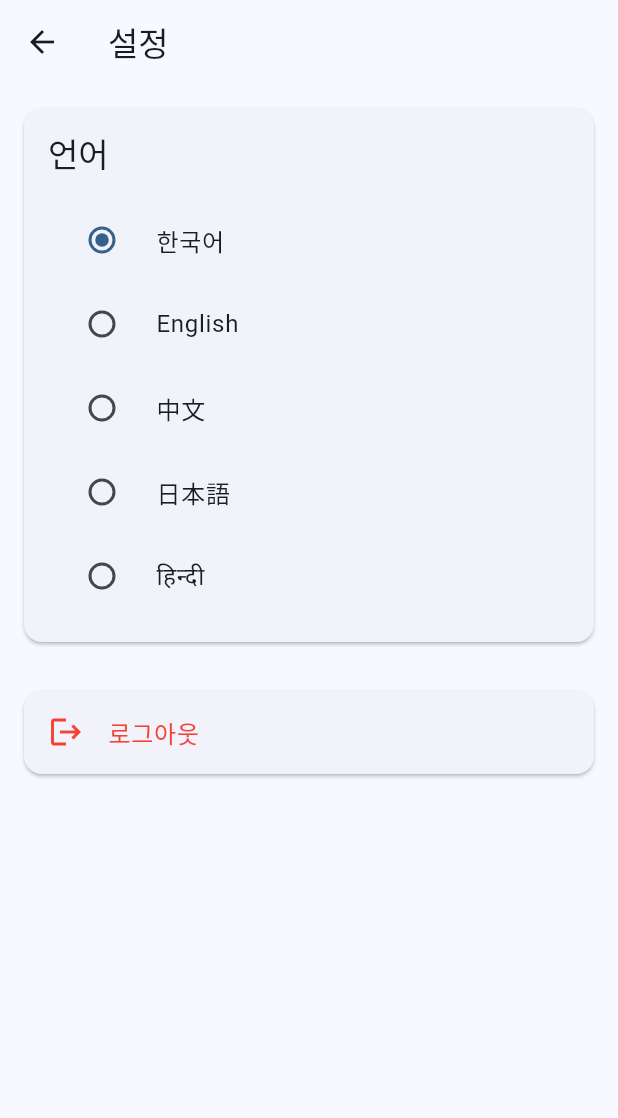
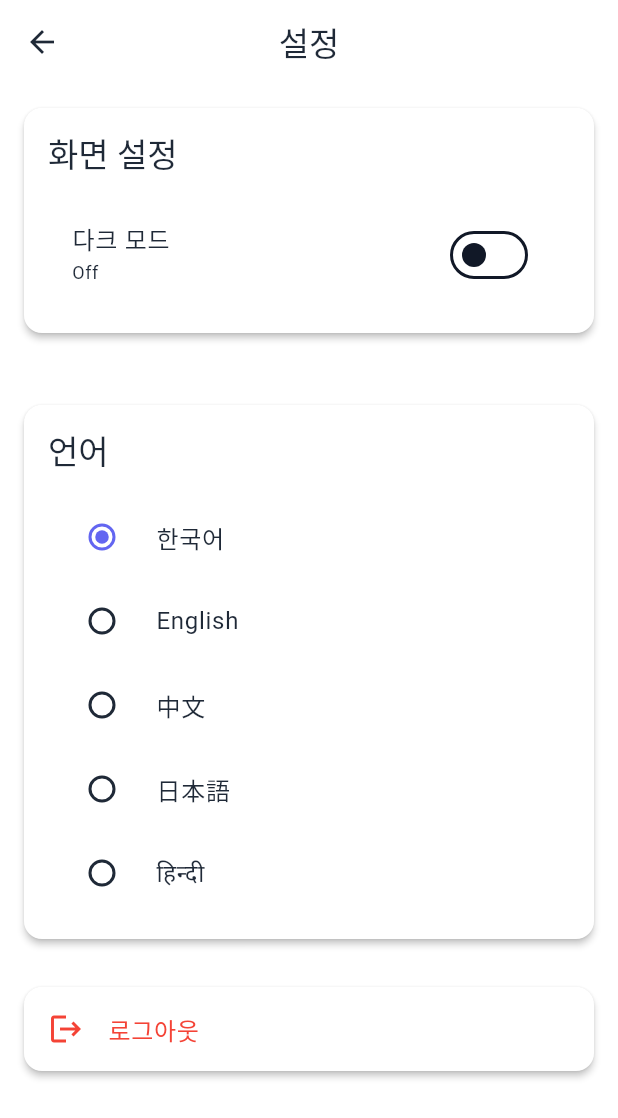
Before and after one commit to skyinthe-sea/bomt, a Flutter app: the MyHomePage screen opened by its route, after a tap on the "menu" icon, on a phone screen of 412 x 824 dp. Shown: the top 1118 px of the screen. Run offline on Flutter 3.47's test engine with Material 3 defaults, Android fonts, the phone set to English and light mode, and no system bars; our stand-ins replace shared_preferences, supabase_flutter; missing offline and left inert: kakao_flutter_sdk; accounts and stored records are empty; generated files the repository leaves out were written again.

Commit message:
다크모드

```diff
--- a/lib/main.dart
+++ b/lib/main.dart
@@ -10,33 +10,45 @@ import 'src/services/localization/localization_service.dart';
 import 'src/data/repositories/localization_repository_impl.dart';
 import 'src/domain/use_cases/localization/change_language_use_case.dart';
 import 'src/presentation/providers/localization_provider.dart';
+import 'src/presentation/providers/theme_provider.dart';
 import 'src/services/auth/auth_service.dart';
+import 'src/services/theme/theme_service.dart';
+import 'src/core/theme/app_theme.dart';
 
 void main() async {
   WidgetsFlutterBinding.ensureInitialized();
   KakaoSdk.init(nativeAppKey: KakaoConfig.nativeAppKey);
   await SupabaseConfig.initialize();
 
-  // Initialize localization dependencies
+  // Initialize dependencies
   final prefs = await SharedPreferences.getInstance();
+
+  // Localization
   final localizationService = LocalizationService(prefs);
   final localizationRepository = LocalizationRepositoryImpl(localizationService);
   final changeLanguageUseCase = ChangeLanguageUseCase(localizationRepository);
   final localizationProvider = LocalizationProvider(changeLanguageUseCase);
 
+  // Theme
+  final themeService = ThemeService(prefs);
+  final themeProvider = ThemeProvider(themeService);
+
   runApp(MyApp(
     localizationProvider: localizationProvider,
+    themeProvider: themeProvider,
     prefs: prefs,
   ));
 }
 
 class MyApp extends StatefulWidget {
   final LocalizationProvider localizationProvider;
+  final ThemeProvider themeProvider;
   final SharedPreferences prefs;
 
   const MyApp({
     super.key,
     required this.localizationProvider,
+    required this.themeProvider,
     required this.prefs,
   });
 
@@ -82,22 +94,24 @@ class _MyAppState extends State<MyApp> {
     }
 
     return ListenableBuilder(
-      listenable: widget.localizationProvider,
+      listenable: Listenable.merge([widget.localizationProvider, widget.themeProvider]),
       builder: (context, child) {
         return MaterialApp(
           title: 'Baby One More Time',
-          theme: ThemeData(
-            colorScheme: ColorScheme.fromSeed(seedColor: Colors.blue),
-            useMaterial3: true,
-          ),
+          theme: AppTheme.lightTheme,
+          darkTheme: AppTheme.darkTheme,
+          themeMode: widget.themeProvider.themeMode,
           initialRoute: _initialRoute,
           onGenerateRoute: (settings) {
-            // Pass localizationProvider to home route
+            // Pass providers to home route
             if (settings.name == AppRouter.homeRoute) {
               return AppRouter.generateRoute(
                 RouteSettings(
                   name: settings.name,
-                  arguments: widget.localizationProvider,
+                  arguments: {
+                    'localizationProvider': widget.localizationProvider,
+                    'themeProvider': widget.themeProvider,
+                  },
                 ),
               );
             }
--- /dev/null
+++ b/lib/src/core/theme/app_colors.dart
@@ -0,0 +1,46 @@
+import 'package:flutter/material.dart';
+
+/// 트렌디한 색상 조합
+/// 라이트 모드: 부드러운 파스텔톤 기반
+/// 다크 모드: 모던한 다크 테마 with 네온 액센트
+class AppColors {
+  // Light Theme Colors
+  static const Color lightPrimary = Color(0xFF6366F1); // Indigo 500 - 모던한 인디고
+  static const Color lightPrimaryVariant = Color(0xFF4F46E5); // Indigo 600
+  static const Color lightSecondary = Color(0xFFF59E0B); // Amber 500 - 따뜻한 앰버
+  static const Color lightSecondaryVariant = Color(0xFFD97706); // Amber 600
+  static const Color lightBackground = Color(0xFFF9FAFB); // Gray 50 - 부드러운 회색 배경
+  static const Color lightSurface = Color(0xFFFFFFFF); // 순백색
+  static const Color lightError = Color(0xFFEF4444); // Red 500
+  static const Color lightOnPrimary = Color(0xFFFFFFFF);
+  static const Color lightOnSecondary = Color(0xFFFFFFFF);
+  static const Color lightOnBackground = Color(0xFF111827); // Gray 900
+  static const Color lightOnSurface = Color(0xFF1F2937); // Gray 800
+  static const Color lightOnError = Color(0xFFFFFFFF);
+
+  // Dark Theme Colors
+  static const Color darkPrimary = Color(0xFF818CF8); // Indigo 400 - 밝은 인디고
+  static const Color darkPrimaryVariant = Color(0xFFA78BFA); // Purple 400
+  static const Color darkSecondary = Color(0xFFFBBF24); // Amber 400 - 네온 앰버
+  static const Color darkSecondaryVariant = Color(0xFFFCD34D); // Amber 300
+  static const Color darkBackground = Color(0xFF0F172A); // Slate 900 - 딥 다크
+  static const Color darkSurface = Color(0xFF1E293B); // Slate 800
+  static const Color darkError = Color(0xFFF87171); // Red 400
+  static const Color darkOnPrimary = Color(0xFF000000);
+  static const Color darkOnSecondary = Color(0xFF000000);
+  static const Color darkOnBackground = Color(0xFFF3F4F6); // Gray 100
+  static const Color darkOnSurface = Color(0xFFE5E7EB); // Gray 200
+  static const Color darkOnError = Color(0xFF000000);
+
+  // Shared Colors
+  static const Color dividerLight = Color(0xFFE5E7EB); // Gray 200
+  static const Color dividerDark = Color(0xFF374151); // Gray 700
+
+  // Card Colors
+  static const Color cardLight = Color(0xFFFFFFFF);
+  static const Color cardDark = Color(0xFF1E293B); // Slate 800
+
+  // Success/Warning Colors
+  static const Color success = Color(0xFF10B981); // Emerald 500
+  static const Color warning = Color(0xFFF59E0B); // Amber 500
+}
--- /dev/null
+++ b/lib/src/core/theme/app_theme.dart
@@ -0,0 +1,150 @@
+import 'package:flutter/material.dart';
+import 'app_colors.dart';
+
+class AppTheme {
+  static ThemeData lightTheme = ThemeData(
+    useMaterial3: true,
+    brightness: Brightness.light,
+
+    // Color Scheme
+    colorScheme: const ColorScheme.light(
+      primary: AppColors.lightPrimary,
+      primaryContainer: AppColors.lightPrimaryVariant,
+      secondary: AppColors.lightSecondary,
+      secondaryContainer: AppColors.lightSecondaryVariant,
+      surface: AppColors.lightSurface,
+      background: AppColors.lightBackground,
+      error: AppColors.lightError,
+      onPrimary: AppColors.lightOnPrimary,
+      onSecondary: AppColors.lightOnSecondary,
+      onSurface: AppColors.lightOnSurface,
+      onBackground: AppColors.lightOnBackground,
+      onError: AppColors.lightOnError,
+    ),
+
+    // AppBar Theme
+    appBarTheme: const AppBarTheme(
+      elevation: 0,
+      backgroundColor: AppColors.lightSurface,
+      foregroundColor: AppColors.lightOnSurface,
+      centerTitle: true,
+    ),
+
+    // Card Theme
+    cardTheme: CardTheme(
+      color: AppColors.cardLight,
+      elevation: 2,
+      shape: RoundedRectangleBorder(
+        borderRadius: BorderRadius.circular(12),
+      ),
+    ),
+
+    // Elevated Button Theme
+    elevatedButtonTheme: ElevatedButtonThemeData(
+      style: ElevatedButton.styleFrom(
+        elevation: 0,
+        padding: const EdgeInsets.symmetric(horizontal: 24, vertical: 12),
+        shape: RoundedRectangleBorder(
+          borderRadius: BorderRadius.circular(8),
+        ),
+      ),
+    ),
+
+    // Input Decoration Theme
+    inputDecorationTheme: InputDecorationTheme(
+      filled: true,
+      fillColor: AppColors.lightSurface,
+      border: OutlineInputBorder(
+        borderRadius: BorderRadius.circular(8),
+        borderSide: const BorderSide(color: AppColors.dividerLight),
+      ),
+      enabledBorder: OutlineInputBorder(
+        borderRadius: BorderRadius.circular(8),
+        borderSide: const BorderSide(color: AppColors.dividerLight),
+      ),
+      focusedBorder: OutlineInputBorder(
+        borderRadius: BorderRadius.circular(8),
+        borderSide: const BorderSide(color: AppColors.lightPrimary, width: 2),
+      ),
+    ),
+
+    // Divider Theme
+    dividerTheme: const DividerThemeData(
+      color: AppColors.dividerLight,
+      thickness: 1,
+    ),
+  );
+
+  static ThemeData darkTheme = ThemeData(
+    useMaterial3: true,
+    brightness: Brightness.dark,
+
+    // Color Scheme
+    colorScheme: const ColorScheme.dark(
+      primary: AppColors.darkPrimary,
+      primaryContainer: AppColors.darkPrimaryVariant,
+      secondary: AppColors.darkSecondary,
+      secondaryContainer: AppColors.darkSecondaryVariant,
+      surface: AppColors.darkSurface,
+      background: AppColors.darkBackground,
+      error: AppColors.darkError,
+      onPrimary: AppColors.darkOnPrimary,
+      onSecondary: AppColors.darkOnSecondary,
+      onSurface: AppColors.darkOnSurface,
+      onBackground: AppColors.darkOnBackground,
+      onError: AppColors.darkOnError,
+    ),
+
+    // AppBar Theme
+    appBarTheme: const AppBarTheme(
+      elevation: 0,
+      backgroundColor: AppColors.darkSurface,
+      foregroundColor: AppColors.darkOnSurface,
+      centerTitle: true,
+    ),
+
+    // Card Theme
+    cardTheme: CardTheme(
+      color: AppColors.cardDark,
+      elevation: 0,
+      shape: RoundedRectangleBorder(
+        borderRadius: BorderRadius.circular(12),
+      ),
+    ),
+
+    // Elevated Button Theme
+    elevatedButtonTheme: ElevatedButtonThemeData(
+      style: ElevatedButton.styleFrom(
+        elevation: 0,
+        padding: const EdgeInsets.symmetric(horizontal: 24, vertical: 12),
+        shape: RoundedRectangleBorder(
+          borderRadius: BorderRadius.circular(8),
+        ),
+      ),
+    ),
+
+    // Input Decoration Theme
+    inputDecorationTheme: InputDecorationTheme(
+      filled: true,
+      fillColor: AppColors.darkSurface,
+      border: OutlineInputBorder(
+        borderRadius: BorderRadius.circular(8),
+        borderSide: const BorderSide(color: AppColors.dividerDark),
+      ),
+      enabledBorder: OutlineInputBorder(
+        borderRadius: BorderRadius.circular(8),
+        borderSide: const BorderSide(color: AppColors.dividerDark),
+      ),
+      focusedBorder: OutlineInputBorder(
+        borderRadius: BorderRadius.circular(8),
+        borderSide: const BorderSide(color: AppColors.darkPrimary, width: 2),
+      ),
+    ),
+
+    // Divider Theme
+    dividerTheme: const DividerThemeData(
+      color: AppColors.dividerDark,
+      thickness: 1,
+    ),
+  );
+}
--- a/lib/src/features/settings/presentation/screens/settings_screen.dart
+++ b/lib/src/features/settings/presentation/screens/settings_screen.dart
@@ -4,13 +4,16 @@ import 'package:shared_preferences/shared_preferences.dart';
 import '../../../../presentation/providers/localization_provider.dart';
 import '../../../auth/data/repositories/kakao_auth_repository.dart';
 import '../../../../services/auth/auth_service.dart';
+import '../../../../presentation/providers/theme_provider.dart';
 
 class SettingsScreen extends StatelessWidget {
   final LocalizationProvider localizationProvider;
+  final ThemeProvider? themeProvider;
 
   const SettingsScreen({
     Key? key,
     required this.localizationProvider,
+    this.themeProvider,
   }) : super(key: key);
 
   @override
@@ -23,6 +26,10 @@ class SettingsScreen extends StatelessWidget {
       ),
       body: ListView(
         children: [
+          if (themeProvider != null) ...[
+            _buildAppearanceSection(context, l10n),
+            const SizedBox(height: 16),
+          ],
           _buildLanguageSection(context, l10n),
           const SizedBox(height: 16),
           _buildLogoutSection(context, l10n),
@@ -60,6 +67,37 @@ class SettingsScreen extends StatelessWidget {
                 activeColor: Theme.of(context).primaryColor,
               );
             }).toList(),
+          ],
+        ),
+      ),
+    );
+  }
+
+  Widget _buildAppearanceSection(BuildContext context, AppLocalizations l10n) {
+    return Card(
+      margin: const EdgeInsets.all(16.0),
+      child: Padding(
+        padding: const EdgeInsets.all(16.0),
+        child: Column(
+          crossAxisAlignment: CrossAxisAlignment.start,
+          children: [
+            Text(
+              l10n.appearance,
+              style: Theme.of(context).textTheme.titleLarge,
+            ),
+            const SizedBox(height: 16),
+            SwitchListTile(
+              title: Text(l10n.darkMode),
+              subtitle: Text(
+                themeProvider!.isDarkMode ? 'On' : 'Off',
+                style: Theme.of(context).textTheme.bodySmall,
+              ),
+              value: themeProvider!.isDarkMode,
+              onChanged: (value) {
+                themeProvider!.toggleTheme();
+              },
+              activeColor: Theme.of(context).colorScheme.primary,
+            ),
           ],
         ),
       ),
--- a/lib/src/l10n/app_en.arb
+++ b/lib/src/l10n/app_en.arb
@@ -297,5 +297,15 @@
   "no": "No",
   "@no": {
     "description": "No button"
+  },
+
+  "darkMode": "Dark Mode",
+  "@darkMode": {
+    "description": "Dark mode setting label"
+  },
+
+  "appearance": "Appearance",
+  "@appearance": {
+    "description": "Appearance settings section"
   }
 }
--- a/lib/src/l10n/app_hi.arb
+++ b/lib/src/l10n/app_hi.arb
@@ -44,5 +44,7 @@
   "logout": "लॉग आउट",
   "logoutConfirm": "क्या आप वाकई लॉग आउट करना चाहते हैं?",
   "yes": "हाँ",
-  "no": "नहीं"
+  "no": "नहीं",
+  "darkMode": "डार्क मोड",
+  "appearance": "दिखावट"
 }
--- a/lib/src/l10n/app_ja.arb
+++ b/lib/src/l10n/app_ja.arb
@@ -44,5 +44,7 @@
   "logout": "ログアウト",
   "logoutConfirm": "本当にログアウトしますか？",
   "yes": "はい",
-  "no": "いいえ"
+  "no": "いいえ",
+  "darkMode": "ダークモード",
+  "appearance": "外観"
 }
--- a/lib/src/l10n/app_ko.arb
+++ b/lib/src/l10n/app_ko.arb
@@ -44,5 +44,7 @@
   "logout": "로그아웃",
   "logoutConfirm": "정말 로그아웃 하시겠습니까?",
   "yes": "예",
-  "no": "아니오"
+  "no": "아니오",
+  "darkMode": "다크 모드",
+  "appearance": "화면 설정"
 }
--- a/lib/src/l10n/app_zh.arb
+++ b/lib/src/l10n/app_zh.arb
@@ -44,5 +44,7 @@
   "logout": "退出登录",
   "logoutConfirm": "您确定要退出登录吗？",
   "yes": "是",
-  "no": "否"
+  "no": "否",
+  "darkMode": "深色模式",
+  "appearance": "外观"
 }
--- /dev/null
+++ b/lib/src/presentation/providers/theme_provider.dart
@@ -0,0 +1,29 @@
+import 'package:flutter/material.dart';
+import '../../services/theme/theme_service.dart';
+
+class ThemeProvider extends ChangeNotifier {
+  final ThemeService _themeService;
+  late ThemeMode _themeMode;
+
+  ThemeProvider(this._themeService) {
+    _themeMode = _themeService.getThemeMode();
+  }
+
+  ThemeMode get themeMode => _themeMode;
+
+  bool get isDarkMode => _themeMode == ThemeMode.dark;
+
+  Future<void> toggleTheme() async {
+    if (_themeMode == ThemeMode.light) {
+      await setThemeMode(ThemeMode.dark);
+    } else {
+      await setThemeMode(ThemeMode.light);
+    }
+  }
+
+  Future<void> setThemeMode(ThemeMode mode) async {
+    _themeMode = mode;
+    await _themeService.setThemeMode(mode);
+    notifyListeners();
+  }
+}
--- a/lib/src/presentation/router/app_router.dart
+++ b/lib/src/presentation/router/app_router.dart
@@ -5,6 +5,7 @@ import '../../features/baby/presentation/screens/baby_register_screen.dart';
 import '../../features/baby/data/repositories/supabase_baby_repository.dart';
 import '../../features/settings/presentation/screens/settings_screen.dart';
 import '../providers/localization_provider.dart';
+import '../providers/theme_provider.dart';
 import 'package:flutter_gen/gen_l10n/app_localizations.dart';
 
 class AppRouter {
@@ -18,19 +19,23 @@ class AppRouter {
       case loginRoute:
         return MaterialPageRoute(builder: (_) => const LoginScreen());
       case homeRoute:
-        final localizationProvider = settings.arguments as LocalizationProvider?;
+        final args = settings.arguments as Map<String, dynamic>?;
         return MaterialPageRoute(
           builder: (_) => MyHomePage(
             title: 'Baby One More Time',
-            localizationProvider: localizationProvider,
+            localizationProvider: args?['localizationProvider'] as LocalizationProvider?,
+            themeProvider: args?['themeProvider'] as ThemeProvider?,
           ),
         );
       case babyRegisterRoute:
         return MaterialPageRoute(builder: (_) => const BabyRegisterScreen());
       case settingsRoute:
-        final localizationProvider = settings.arguments as LocalizationProvider;
+        final args = settings.arguments as Map<String, dynamic>?;
         return MaterialPageRoute(
-          builder: (_) => SettingsScreen(localizationProvider: localizationProvider),
+          builder: (_) => SettingsScreen(
+            localizationProvider: args?['localizationProvider'] as LocalizationProvider,
+            themeProvider: args?['themeProvider'] as ThemeProvider?,
+          ),
         );
       default:
         return MaterialPageRoute(builder: (_) => const LoginScreen());
@@ -44,10 +49,12 @@ class MyHomePage extends StatefulWidget {
     Key? key,
     required this.title,
     this.localizationProvider,
+    this.themeProvider,
   }) : super(key: key);
 
   final String title;
   final LocalizationProvider? localizationProvider;
+  final ThemeProvider? themeProvider;
 
   @override
   State<MyHomePage> createState() => _MyHomePageState();
@@ -130,7 +137,10 @@ class _MyHomePageState extends State<MyHomePage> {
                 Navigator.pushNamed(
                   context,
                   AppRouter.settingsRoute,
-                  arguments: widget.localizationProvider,
+                  arguments: {
+                    'localizationProvider': widget.localizationProvider,
+                    'themeProvider': widget.themeProvider,
+                  },
                 );
               }
             },
--- /dev/null
+++ b/lib/src/services/theme/theme_service.dart
@@ -0,0 +1,23 @@
+import 'package:flutter/material.dart';
+import 'package:shared_preferences/shared_preferences.dart';
+
+class ThemeService {
+  static const String _themeKey = 'theme_mode';
+
+  final SharedPreferences _prefs;
+
+  ThemeService(this._prefs);
+
+  ThemeMode getThemeMode() {
+    final themeIndex = _prefs.getInt(_themeKey) ?? 0;
+    return ThemeMode.values[themeIndex];
+  }
+
+  Future<void> setThemeMode(ThemeMode mode) async {
+    await _prefs.setInt(_themeKey, mode.index);
+  }
+
+  bool isDarkMode() {
+    return getThemeMode() == ThemeMode.dark;
+  }
+}
```
